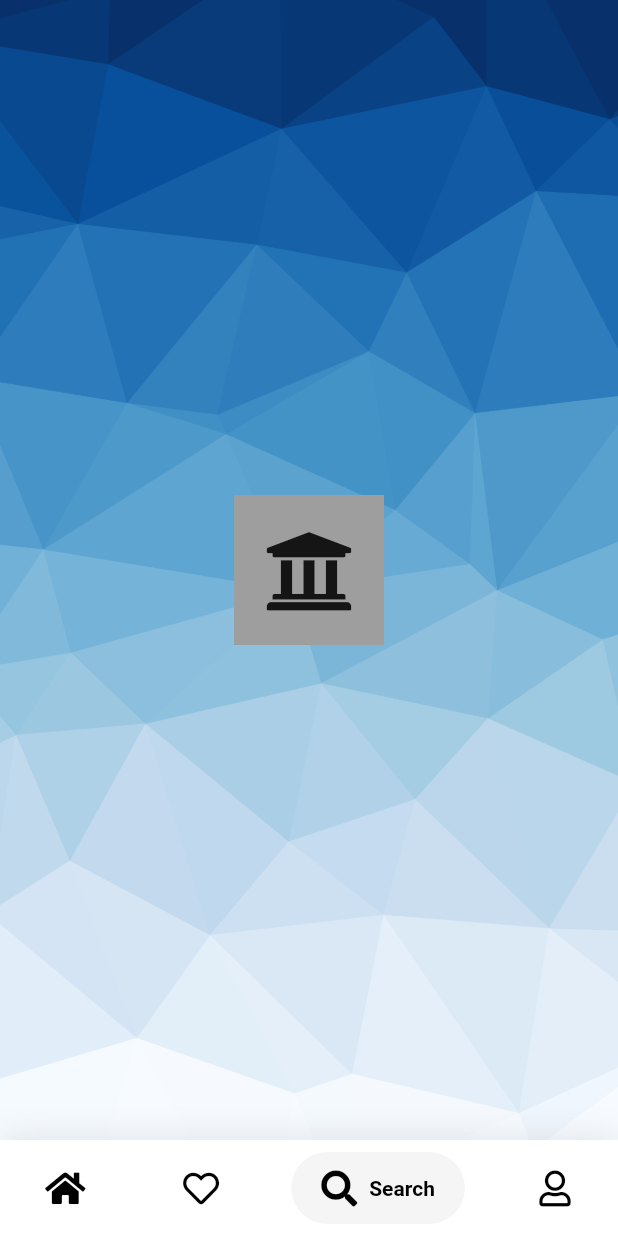
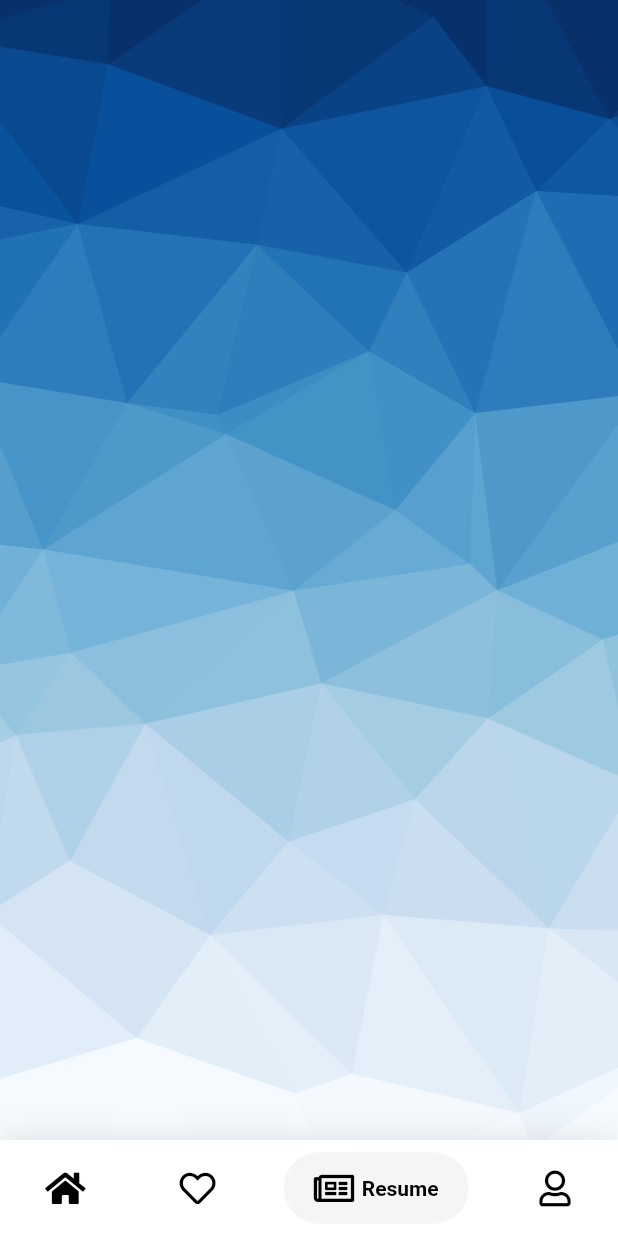
Before and after one commit to dangersflow/my_website, a Flutter app: the screen it shows after launch, item 3 of the bottom bar chosen, on a phone screen of 412 x 824 dp. Run offline on Flutter 3.47's test engine with Material 2 defaults, Android fonts, the phone set to English and light mode, and no system bars; drawn by our look-alikes of animated_background, google_nav_bar; our stand-ins replace animate_do, emoji_picker_flutter, font_awesome_flutter, google_fonts, native_pdf_view; missing offline and left inert: hovering, mouse_parallax.

Commit message:
started working on resume page

```diff
--- /dev/null
+++ b/lib/ResumePage.dart
@@ -0,0 +1,30 @@
+import 'package:flutter/cupertino.dart';
+import 'package:flutter/material.dart';
+import 'package:google_nav_bar/google_nav_bar.dart';
+import 'package:font_awesome_flutter/font_awesome_flutter.dart';
+import 'package:animate_do/animate_do.dart';
+import 'package:google_fonts/google_fonts.dart';
+import 'package:url_launcher/url_launcher.dart';
+import 'package:emoji_picker_flutter/emoji_picker_flutter.dart';
+import 'package:hovering/hovering.dart';
+import 'package:my_website/SizeConfig.dart';
+import 'package:mouse_parallax/mouse_parallax.dart';
+import 'ResumePageLandscape.dart';
+import 'ResumePagePortrait.dart';
+
+class ResumePage extends StatefulWidget {
+  const ResumePage({Key? key}) : super(key: key);
+
+  @override
+  _ResumePageState createState() => _ResumePageState();
+}
+
+class _ResumePageState extends State<ResumePage> {
+  @override
+  Widget build(BuildContext context) {
+    Orientation deviceOrientation = MediaQuery.of(context).orientation;
+
+
+    return deviceOrientation == Orientation.landscape ?  ResumePageLandscape() : ResumePagePortrait();
+  }
+}
--- /dev/null
+++ b/lib/ResumePagePortrait.dart
@@ -0,0 +1,25 @@
+import 'package:flutter/cupertino.dart';
+import 'package:flutter/material.dart';
+import 'package:google_nav_bar/google_nav_bar.dart';
+import 'package:font_awesome_flutter/font_awesome_flutter.dart';
+import 'package:animate_do/animate_do.dart';
+import 'package:google_fonts/google_fonts.dart';
+import 'package:url_launcher/url_launcher.dart';
+import 'package:emoji_picker_flutter/emoji_picker_flutter.dart';
+import 'package:hovering/hovering.dart';
+import 'package:my_website/SizeConfig.dart';
+import 'package:mouse_parallax/mouse_parallax.dart';
+
+class ResumePagePortrait extends StatefulWidget {
+  const ResumePagePortrait({Key? key}) : super(key: key);
+
+  @override
+  _ResumePagePortraitState createState() => _ResumePagePortraitState();
+}
+
+class _ResumePagePortraitState extends State<ResumePagePortrait> {
+  @override
+  Widget build(BuildContext context) {
+    return Container();
+  }
+}
--- a/lib/main.dart
+++ b/lib/main.dart
@@ -2,6 +2,7 @@ import 'package:animate_do/animate_do.dart';
 import 'package:flutter/material.dart';
 import 'package:google_nav_bar/google_nav_bar.dart';
 import 'package:font_awesome_flutter/font_awesome_flutter.dart';
+import 'package:my_website/ResumePage.dart';
 import 'Home.dart';
 import 'AboutMe.dart';
 import 'SizeConfig.dart';
@@ -118,7 +119,7 @@ class _MyHomePageState extends State<MyHomePage> with TickerProviderStateMixin {
             children: <Widget>[
               HomePage(animate: animatePageOne,),
               AboutMePage(),
-              test(),
+              ResumePage(),
               Text(
                 'Profile',
                 style: optionStyle,
@@ -160,8 +161,8 @@ class _MyHomePageState extends State<MyHomePage> with TickerProviderStateMixin {
                   text: 'About Me',
                 ),
                 GButton(
-                  icon: FontAwesomeIcons.search,
-                  text: 'Search',
+                  icon: FontAwesomeIcons.newspaper,
+                  text: 'Resume',
                 ),
                 GButton(
                   icon: FontAwesomeIcons.user,
--- a/pubspec.yaml
+++ b/pubspec.yaml
@@ -40,6 +40,7 @@ dependencies:
   hovering: ^1.0.4
   animated_background: ^2.0.0
   mouse_parallax: ^1.1.0
+  native_pdf_view: ^4.0.1
 
 dev_dependencies:
   flutter_test:
@@ -52,6 +53,7 @@ dev_dependencies:
 flutter:
   assets:
     - graphics/
+    - assets/
 
   # The following line ensures that the Material Icons font is
   # included with your application, so that you can use the icons in
```
Also changed, not shown: lib/ResumePageLandscape.dart (added, +63 -0 lines), pubspec.lock, 2 other files.
